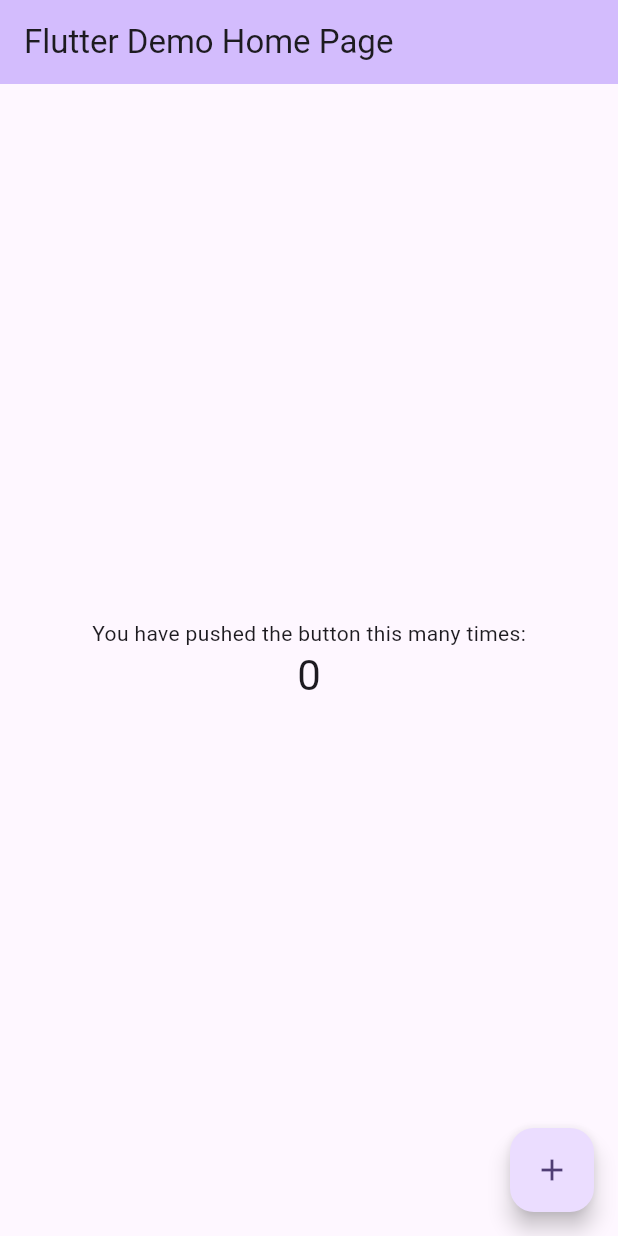
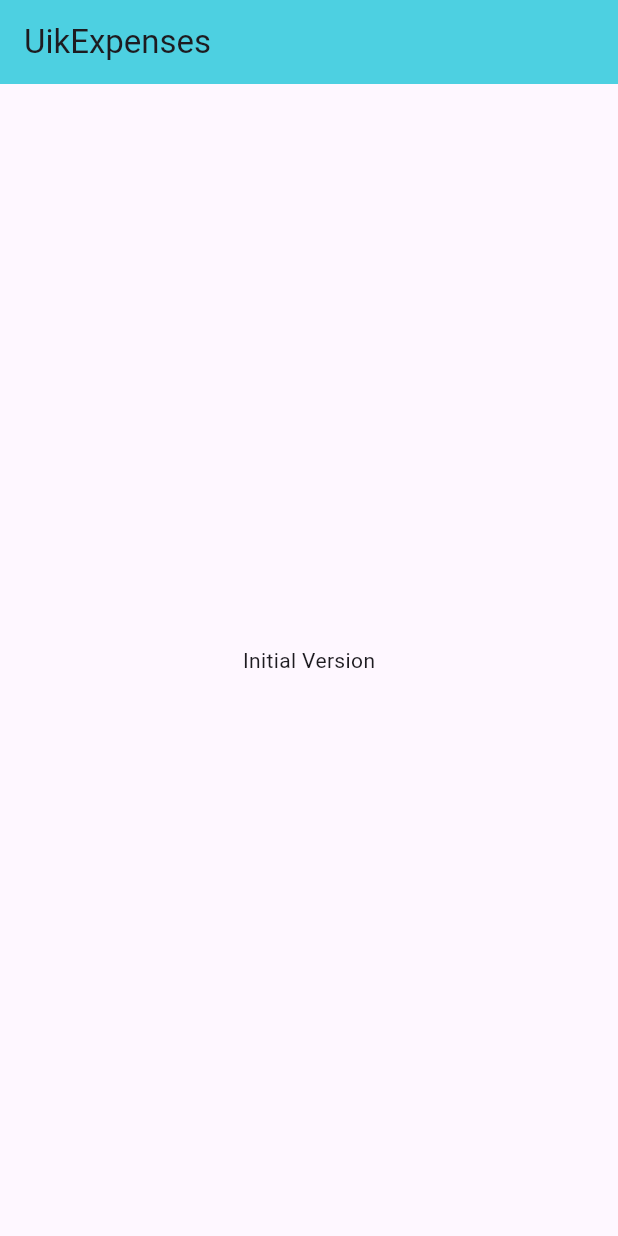
Before and after one commit to joseferreira-dev/project_bugrural, a Flutter app: the screen it shows after launch, on a phone screen of 412 x 824 dp. Run offline on Flutter 3.47's test engine with Material 3 defaults, Android fonts, the phone set to English and light mode, and no system bars.

Commit message:
Add initial version of the project

```diff
--- a/lib/main.dart
+++ b/lib/main.dart
@@ -1,125 +1,37 @@
 import 'package:flutter/material.dart';
 
 void main() {
-  runApp(const MyApp());
+  runApp(const UikExpensesApp());
 }
 
-class MyApp extends StatelessWidget {
-  const MyApp({super.key});
+class UikExpensesApp extends StatelessWidget {
+  const UikExpensesApp({super.key});
 
-  // This widget is the root of your application.
   @override
   Widget build(BuildContext context) {
     return MaterialApp(
-      title: 'Flutter Demo',
+      title: 'UikExpenses',
       theme: ThemeData(
-        // This is the theme of your application.
-        //
-        // TRY THIS: Try running your application with "flutter run". You'll see
-        // the application has a purple toolbar. Then, without quitting the app,
-        // try changing the seedColor in the colorScheme below to Colors.green
-        // and then invoke "hot reload" (save your changes or press the "hot
-        // reload" button in a Flutter-supported IDE, or press "r" if you used
-        // the command line to start the app).
-        //
-        // Notice that the counter didn't reset back to zero; the application
-        // state is not lost during the reload. To reset the state, use hot
-        // restart instead.
-        //
-        // This works for code too, not just values: Most code changes can be
-        // tested with just a hot reload.
         colorScheme: ColorScheme.fromSeed(seedColor: Colors.deepPurple),
         useMaterial3: true,
       ),
-      home: const MyHomePage(title: 'Flutter Demo Home Page'),
+      home: MyHomePage(),
     );
   }
 }
 
-class MyHomePage extends StatefulWidget {
-  const MyHomePage({super.key, required this.title});
-
-  // This widget is the home page of your application. It is stateful, meaning
-  // that it has a State object (defined below) that contains fields that affect
-  // how it looks.
-
-  // This class is the configuration for the state. It holds the values (in this
-  // case the title) provided by the parent (in this case the App widget) and
-  // used by the build method of the State. Fields in a Widget subclass are
-  // always marked "final".
-
-  final String title;
-
+class MyHomePage extends StatelessWidget {
   @override
-  State<MyHomePage> createState() => _MyHomePageState();
-}
-
-class _MyHomePageState extends State<MyHomePage> {
-  int _counter = 0;
-
-  void _incrementCounter() {
-    setState(() {
-      // This call to setState tells the Flutter framework that something has
-      // changed in this State, which causes it to rerun the build method below
-      // so that the display can reflect the updated values. If we changed
-      // _counter without calling setState(), then the build method would not be
-      // called again, and so nothing would appear to happen.
-      _counter++;
-    });
+  Widget build(BuildContext context) {
+    return Scaffold(
+      appBar: AppBar(
+        title: const Text('UikExpenses'),
+        backgroundColor: Colors.cyan.shade300,
+      ),
+      body: const Center(
+        child: Text('Initial Version'),
+      ),
+    );
   }
 
-  @override
-  Widget build(BuildContext context) {
-    // This method is rerun every time setState is called, for instance as done
-    // by the _incrementCounter method above.
-    //
-    // The Flutter framework has been optimized to make rerunning build methods
-    // fast, so that you can just rebuild anything that needs updating rather
-    // than having to individually change instances of widgets.
-    return Scaffold(
-      appBar: AppBar(
-        // TRY THIS: Try changing the color here to a specific color (to
-        // Colors.amber, perhaps?) and trigger a hot reload to see the AppBar
-        // change color while the other colors stay the same.
-        backgroundColor: Theme.of(context).colorScheme.inversePrimary,
-        // Here we take the value from the MyHomePage object that was created by
-        // the App.build method, and use it to set our appbar title.
-        title: Text(widget.title),
-      ),
-      body: Center(
-        // Center is a layout widget. It takes a single child and positions it
-        // in the middle of the parent.
-        child: Column(
-          // Column is also a layout widget. It takes a list of children and
-          // arranges them vertically. By default, it sizes itself to fit its
-          // children horizontally, and tries to be as tall as its parent.
-          //
-          // Column has various properties to control how it sizes itself and
-          // how it positions its children. Here we use mainAxisAlignment to
-          // center the children vertically; the main axis here is the vertical
-          // axis because Columns are vertical (the cross axis would be
-          // horizontal).
-          //
-          // TRY THIS: Invoke "debug painting" (choose the "Toggle Debug Paint"
-          // action in the IDE, or press "p" in the console), to see the
-          // wireframe for each widget.
-          mainAxisAlignment: MainAxisAlignment.center,
-          children: <Widget>[
-            const Text(
-              'You have pushed the button this many times:',
-            ),
-            Text(
-              '$_counter',
-              style: Theme.of(context).textTheme.headlineMedium,
-            ),
-          ],
-        ),
-      ),
-      floatingActionButton: FloatingActionButton(
-        onPressed: _incrementCounter,
-        tooltip: 'Increment',
-        child: const Icon(Icons.add),
-      ), // This trailing comma makes auto-formatting nicer for build methods.
-    );
-  }
 }
```
Also changed, not shown: 1 other file.
